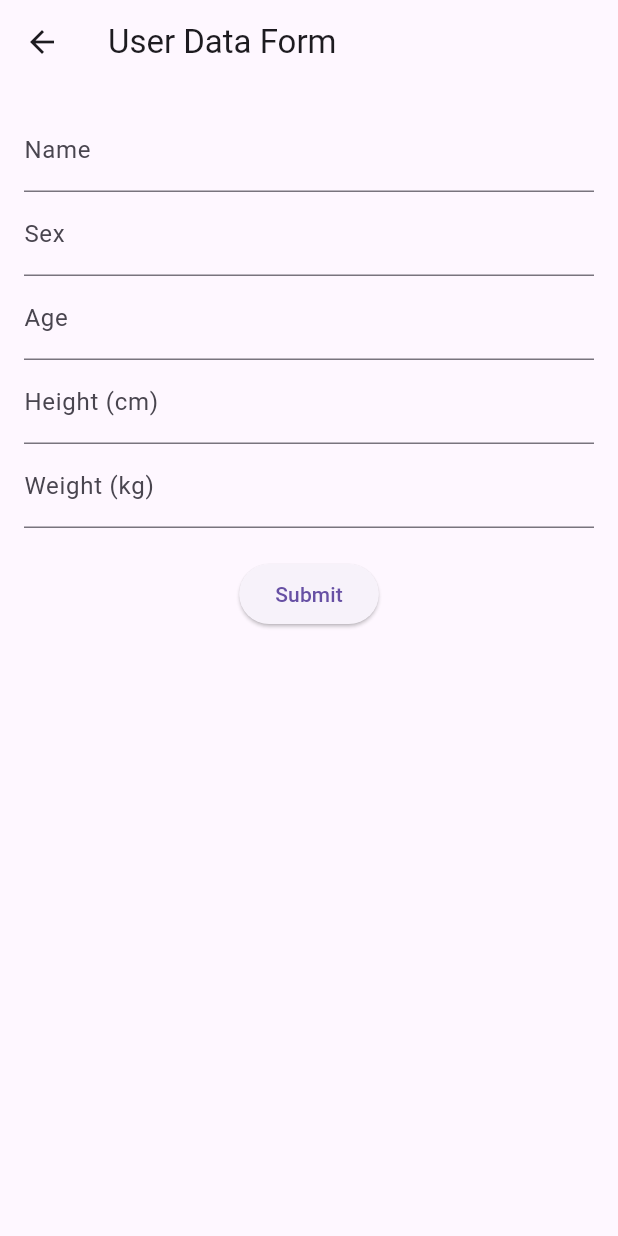
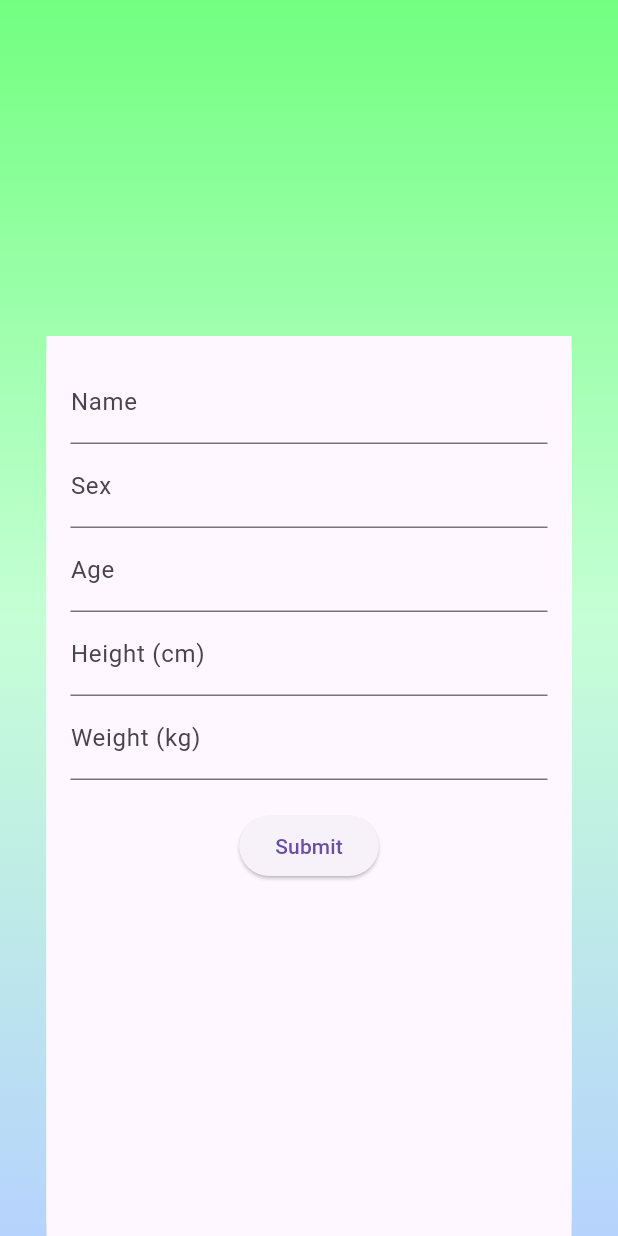
Before and after one commit to NeelDB/bet, a Flutter app: the ProfilePage screen opened directly, on a phone screen of 412 x 824 dp. Run offline on Flutter 3.47's test engine with Material 3 defaults, Android fonts, the phone set to English and light mode, and no system bars; our stand-ins replace firebase_auth, firebase_core, google_sign_in; accounts and stored records are empty.

Commit message:
Adicionado o form

```diff
--- a/lib/profile_page.dart
+++ b/lib/profile_page.dart
@@ -13,9 +13,54 @@ class ProfilePage extends StatelessWidget {
   @override
   Widget build(BuildContext context) {
     return Scaffold(
-      appBar: AppBar(
-        title: const Text('User Data Form'),
-      ),
+      body: Stack(
+        children: [
+          //Background
+          Container(
+            width: double.infinity,
+            height: double.infinity,
+            decoration: const BoxDecoration(
+              gradient: LinearGradient(
+                begin: Alignment(0.00, -1.00),
+                end: Alignment(0, 1),
+                colors: [Color(0xFF72FF80), Color(0xFFC5FFD5), Color(0xFFB6D3FD)],
+              ),
+            ),
+          ),
+          Positioned(
+              bottom: 0,
+              left: 0,
+              right: 0,
+              child: Center(
+                child: Container(
+                  width: 350,
+                  height: 600,
+                  decoration: BoxDecoration(
+                    color: Colors.white, // Set your content layer color here
+                    borderRadius: BorderRadius.circular(10.0),
+                  ),
+                child: UserForm(),
+                ),
+              )
+          )
+        ]
+      )
+    );
+  }
+}
+
+class UserForm extends StatelessWidget {
+  UserForm({super.key});
+
+  final _formKey = GlobalKey<FormState>();
+  String name = '';
+  String sex = '';
+  int age = 0;
+  double height = 0.0;
+  double weight = 0.0;
+  @override
+  Widget build(BuildContext context) {
+    return Scaffold(
       body: Form(
         key: _formKey,
         child: Padding(
```
